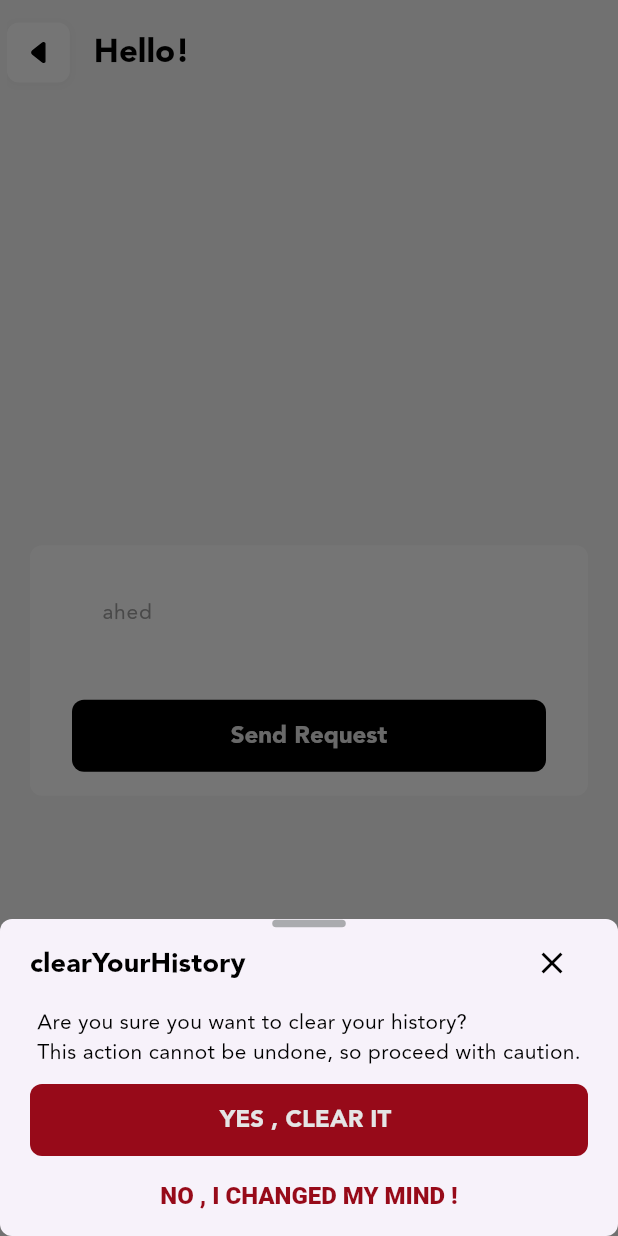
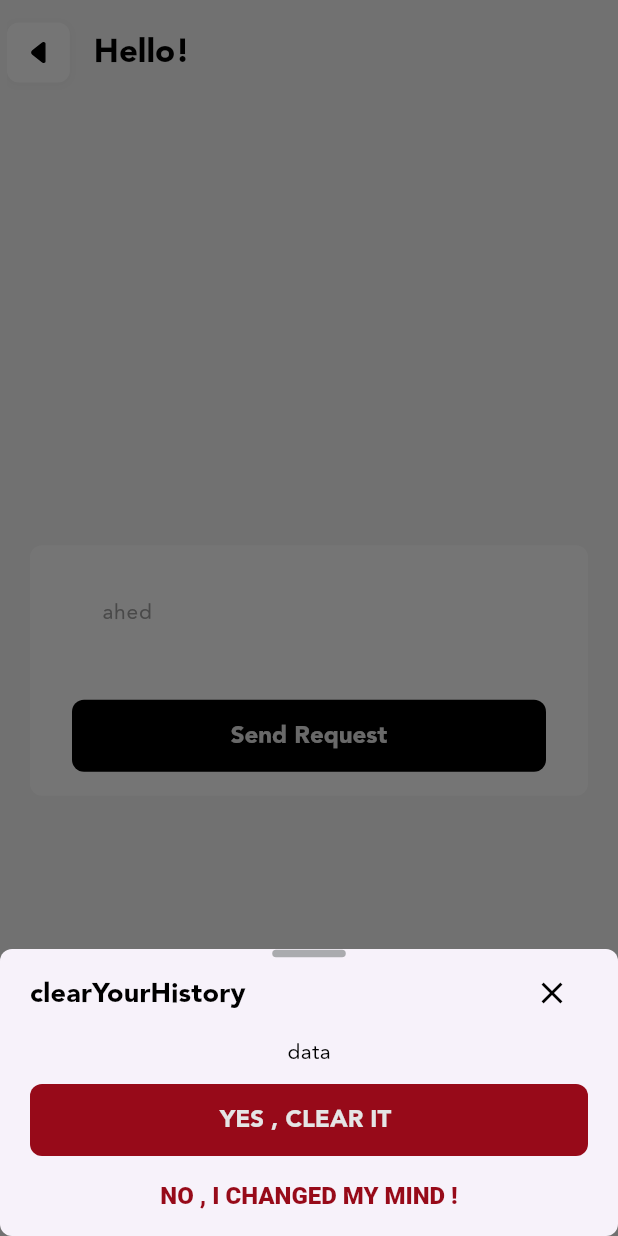
Before and after one commit to mohammednajy/CarAds_App, a Flutter app: the screen it shows after launch, after a tap on "Send Request", on a phone screen of 412 x 824 dp. Run offline on Flutter 3.47's test engine with Material 3 defaults, Android fonts, the phone set to English and light mode, and no system bars; our stand-ins replace easy_localization, firebase_core, flutter_riverpod, flutter_svg, shimmer; accounts and stored records are empty.

Commit message:
Final edit for bottom sheet

```diff
--- a/lib/core/commonWidgets/bottom_sheet_widget.dart
+++ b/lib/core/commonWidgets/bottom_sheet_widget.dart
@@ -7,19 +7,19 @@ import 'package:car_ads_app/core/utils/resources/sizes_in_app.dart';
 import 'package:flutter/material.dart';
 
 class BottomSheetWidget extends StatelessWidget {
-  final String address;
-  final String bodyText;
-  final String buttonText;
-  final String secondButtonText;
+  final String title;
+  final Widget body;
+  final String primaryButtonText;
+  final String secondaryButtonText;
   final void Function() onPressedButton;
   final void Function() onPressedTextButton;
 
   const BottomSheetWidget({
     super.key,
-    required this.address,
-    required this.bodyText,
-    required this.buttonText,
-    required this.secondButtonText,
+    required this.title,
+    required this.body,
+    required this.primaryButtonText,
+    required this.secondaryButtonText,
     required this.onPressedButton,
     required this.onPressedTextButton,
   });
@@ -44,7 +44,7 @@ class BottomSheetWidget extends StatelessWidget {
             mainAxisAlignment: MainAxisAlignment.spaceBetween,
             children: [
               Text(
-                address,
+                title,
                 style: context.titleMedium,
               ),
               IconButton(
@@ -59,14 +59,11 @@ class BottomSheetWidget extends StatelessWidget {
             ],
           ),
           24.addVerticalSpace,
-          Text(
-            bodyText,
-            style: context.bodyMedium,
-          ),
+          body,
           // Spacer(),
           32.addVerticalSpace,
           CustomButtonWidget(
-            title: buttonText,
+            title: primaryButtonText,
             onPressed: onPressedButton,
             style: Theme.of(context).elevatedButtonTheme.style?.copyWith(
                   backgroundColor:
@@ -76,7 +73,7 @@ class BottomSheetWidget extends StatelessWidget {
           16.addVerticalSpace,
           TextButton(
             onPressed: onPressedTextButton,
-            child: Text(secondButtonText),
+            child: Text(secondaryButtonText),
           ),
           16.addVerticalSpace,
         ],
--- a/lib/features/onboarding/presentation/screens/onboarding_screen.dart
+++ b/lib/features/onboarding/presentation/screens/onboarding_screen.dart
@@ -26,7 +26,7 @@ class OnBoardingScreen extends ConsumerWidget {
           child: Column(
             mainAxisSize: MainAxisSize.min,
             children: [
-               CustomTextField(
+              CustomTextField(
                 keyboardType: TextInputType.visiblePassword,
                 hintText: LocaleKeys.ahed.tr(),
                 // obscureText: true,
@@ -41,13 +41,12 @@ class OnBoardingScreen extends ConsumerWidget {
                           borderRadius: BorderRadius.circular(8)),
                       context: context,
                       builder: (context) => BottomSheetWidget(
-                            address: 'clearYourHistory',
-                            bodyText:
-                                'Are you sure you want to clear your history?\nThis action cannot be undone, so proceed with caution.',
-                            buttonText: 'YES , CLEAR IT ',
-                            secondButtonText: 'NO , I CHANGED MY MIND !',
+                            title: 'clearYourHistory',
+                            primaryButtonText: 'YES , CLEAR IT ',
+                            secondaryButtonText: 'NO , I CHANGED MY MIND !',
                             onPressedButton: () {},
                             onPressedTextButton: () {},
+                            body: Text('data'),
                           ));
 
                   // try {
```
